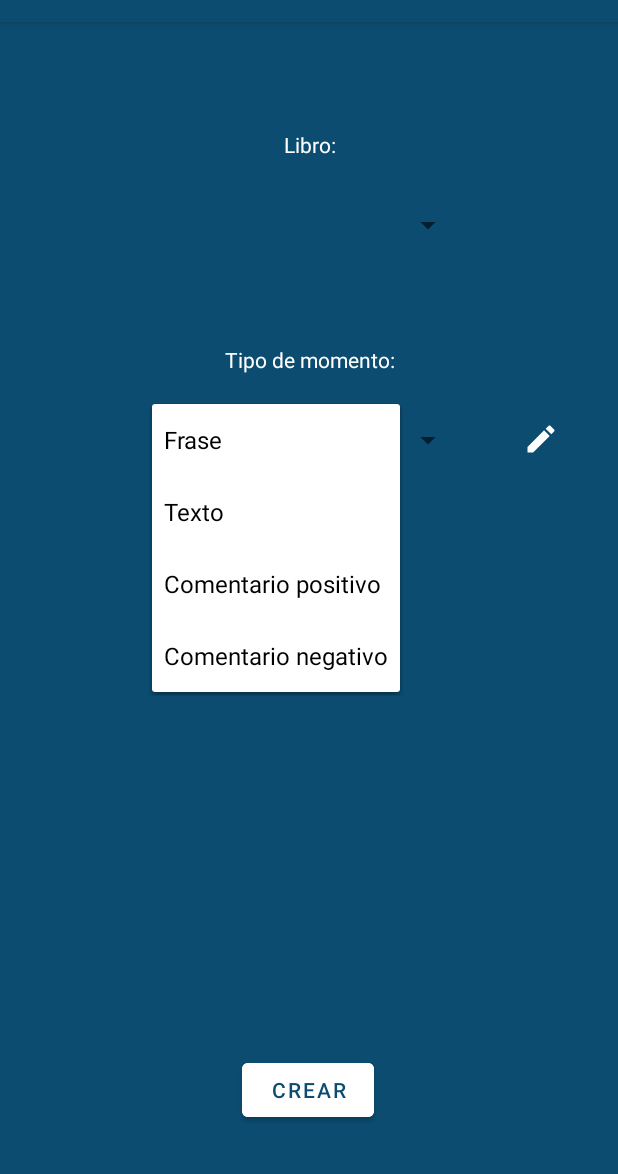
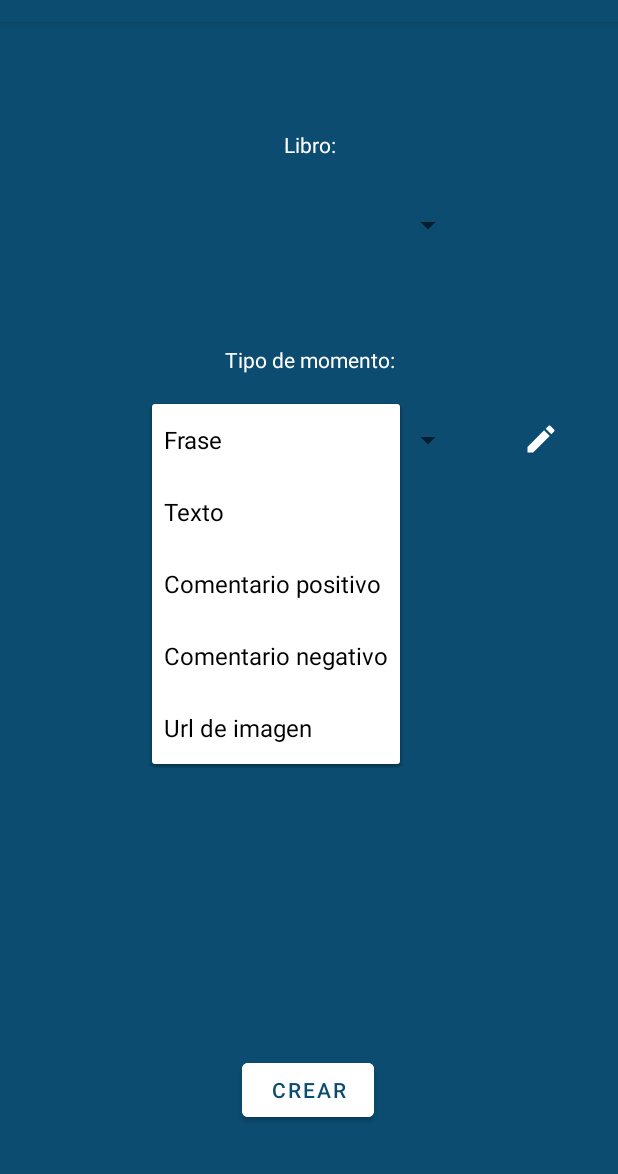
Before and after one commit to clarade11/MyReadingLibraryPFC, an Android app: the CreacionRecuerdo screen opened directly, with no data from a screen before it, after a tap on "Frase", on a phone screen of 412 x 824 dp, the part 62-1236 px from its top. Run offline under Robolectric (Android 15) with nearby library versions, the phone set to English and light mode, and no system bars; pictures from the network do not load; 4 statements that could not run were skipped.

Commit message:
funciona descripcion memories y memories imagenes con glide

```diff
--- a/app/src/main/java/com/example/proyecto/clasesObjeto/Memories.java
+++ b/app/src/main/java/com/example/proyecto/clasesObjeto/Memories.java
@@ -22,7 +22,7 @@
 
     public Memories(String frase, String fraseColor, String puntuacion, String puntuacionColor, String imagen, String imagenColor,
                     String descripcion, String descripcionColor, String positivo, String positivoColor, String negativo,
-                    String negativoColor, String paginasLeidas,Integer idLibro,Integer idUsuario) {
+                    String negativoColor, String paginasLeidas,Integer idUsuario,Integer idLibro) {
         this.frase = frase;
         this.fraseColor = fraseColor;
         this.puntuacion = puntuacion;
--- a/app/src/main/java/com/example/proyecto/fragments/Memories.java
+++ b/app/src/main/java/com/example/proyecto/fragments/Memories.java
@@ -111,6 +111,7 @@
 
         for (int i = 0; i < lista.size(); i++) {
             System.out.println("IDLIBRO DE LA LISTA DE PANTALLA MEMORIES --- " + lista.get(i).getIdLibro());
+            System.out.println("IMAGENNNNNN DE LA LISTA DE PANTALLA MEMORIES --- " + lista.get(i).getImagen());
 
             listaMemories.add(lista.get(i));
 
--- a/app/src/main/res/layout/activity_creacion_recuerdo.xml
+++ b/app/src/main/res/layout/activity_creacion_recuerdo.xml
@@ -56,7 +56,7 @@
         tools:layout_editor_absoluteX="0dp" />
 
     <ImageView
-        android:id="@+id/imageButton2"
+        android:id="@+id/imageViewRecuerdo"
         android:layout_width="254dp"
         android:layout_height="244dp"
         android:layout_marginTop="68dp"
@@ -106,14 +106,7 @@
         app:layout_constraintTop_toBottomOf="@+id/tvTipoMomento"
         app:srcCompat="@drawable/lapiz" />
 
-    <ImageView
-        android:id="@+id/imageView2"
-        android:layout_width="89dp"
-        android:layout_height="79dp"
-        app:layout_constraintEnd_toEndOf="parent"
-        app:layout_constraintHorizontal_bias="0.496"
-        app:layout_constraintStart_toStartOf="parent"
-        app:layout_constraintTop_toBottomOf="@+id/spinner2" />
+
 
 
 </androidx.constraintlayout.widget.ConstraintLayout>
```
Also changed, not shown: app/src/main/java/com/example/proyecto/activity/CreacionRecuerdo.java (+48 -39 lines), app/src/main/java/com/example/proyecto/adapter/MemoriesAdapter.java (+27 -3 lines).
